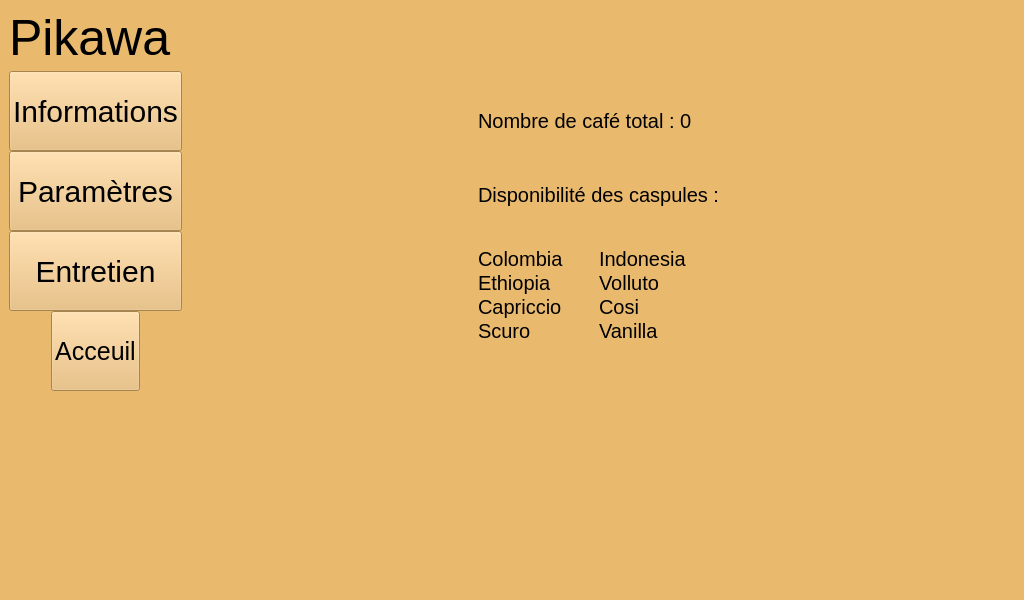
This is pikawa-qt/ihm.ui in bts-lasalle-avignon-projets/pikawa-2022 as Qt 5 draws it before an edit. The edited form follows.
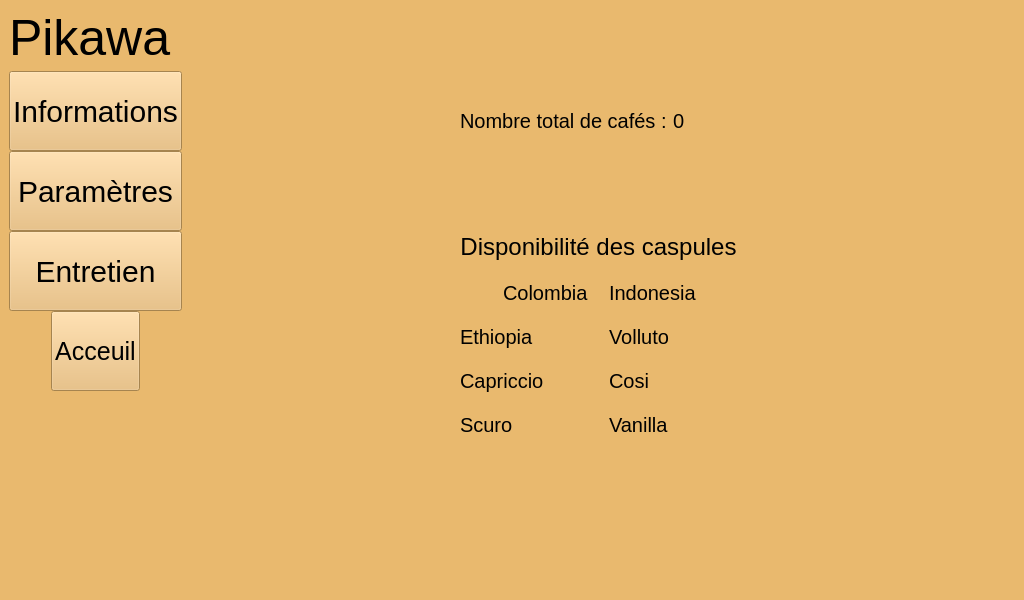
This is the edited form. Icons and pictures are not drawn.

Diff of the .ui file:
```diff
--- a/pikawa-qt/ihm.ui
+++ b/pikawa-qt/ihm.ui
@@ -1737,14 +1737,49 @@
              </spacer>
             </item>
             <item>
-             <widget class="QLabel" name="nombreCafeTotal">
-              <property name="styleSheet">
-               <string notr="true">font-size:20px;</string>
+             <layout class="QHBoxLayout" name="horizontalLayout">
+              <property name="bottomMargin">
+               <number>50</number>
               </property>
-              <property name="text">
-               <string>Nombre de café total : 0</string>
-              </property>
-             </widget>
+              <item>
+               <widget class="QLabel" name="labelNombreTotalCafes">
+                <property name="styleSheet">
+                 <string notr="true">font-size:20px;</string>
+                </property>
+                <property name="text">
+                 <string>Nombre total de cafés : </string>
+                </property>
+               </widget>
+              </item>
+              <item>
+               <widget class="QLabel" name="nombreTotalCafes">
+                <property name="font">
+                 <font>
+                  <pointsize>-1</pointsize>
+                 </font>
+                </property>
+                <property name="styleSheet">
+                 <string notr="true">font-size:20px;</string>
+                </property>
+                <property name="text">
+                 <string>0</string>
+                </property>
+               </widget>
+              </item>
+              <item>
+               <spacer name="horizontalSpacer_7">
+                <property name="orientation">
+                 <enum>Qt::Horizontal</enum>
+                </property>
+                <property name="sizeHint" stdset="0">
+                 <size>
+                  <width>40</width>
+                  <height>20</height>
+                 </size>
+                </property>
+               </spacer>
+              </item>
+             </layout>
             </item>
             <item>
              <spacer name="verticalSpacer_12">
@@ -1765,10 +1800,13 @@
             <item>
              <widget class="QLabel" name="disponibiliteCaspule">
               <property name="styleSheet">
-               <string notr="true">font-size:20px;</string>
+               <string notr="true">font-size:24px;</string>
               </property>
               <property name="text">
-               <string>Disponibilité des caspules :</string>
+               <string>Disponibilité des caspules</string>
+              </property>
+              <property name="alignment">
+               <set>Qt::AlignCenter</set>
               </property>
              </widget>
             </item>
@@ -1783,14 +1821,23 @@
               <property name="sizeHint" stdset="0">
                <size>
                 <width>15</width>
-                <height>40</height>
+                <height>20</height>
                </size>
               </property>
              </spacer>
             </item>
             <item>
              <layout class="QGridLayout" name="gridLayout">
-              <item row="6" column="2">
+              <property name="rightMargin">
+               <number>0</number>
+              </property>
+              <property name="bottomMargin">
+               <number>0</number>
+              </property>
+              <property name="spacing">
+               <number>20</number>
+              </property>
+              <item row="8" column="2">
                <spacer name="verticalSpacer_11">
                 <property name="orientation">
                  <enum>Qt::Vertical</enum>
@@ -1803,17 +1850,7 @@
                 </property>
                </spacer>
               </item>
-              <item row="0" column="2">
-               <widget class="QLabel" name="labelIndonesia">
-                <property name="styleSheet">
-                 <string notr="true">font-size: 20px;</string>
-                </property>
-                <property name="text">
-                 <string>Indonesia</string>
-                </property>
-               </widget>
-              </item>
-              <item row="1" column="2">
+              <item row="3" column="2">
                <widget class="QLabel" name="labelVolluto">
                 <property name="styleSheet">
                  <string notr="true">font-size:20px;</string>
@@ -1823,17 +1860,20 @@
                 </property>
                </widget>
               </item>
-              <item row="4" column="1">
-               <widget class="QLabel" name="labelScuro">
-                <property name="styleSheet">
-                 <string notr="true">font-size:20px;</string>
-                </property>
-                <property name="text">
-                 <string>Scuro</string>
-                </property>
-               </widget>
-              </item>
               <item row="3" column="1">
+               <widget class="QLabel" name="labelEthiopia">
+                <property name="styleSheet">
+                 <string notr="true">font-size:20px;</string>
+                </property>
+                <property name="text">
+                 <string>Ethiopia</string>
+                </property>
+                <property name="wordWrap">
+                 <bool>false</bool>
+                </property>
+               </widget>
+              </item>
+              <item row="5" column="1">
                <widget class="QLabel" name="labelCapriccio">
                 <property name="styleSheet">
                  <string notr="true">font-size:20px;</string>
@@ -1843,27 +1883,7 @@
                 </property>
                </widget>
               </item>
-              <item row="0" column="1">
-               <widget class="QLabel" name="labelColombia">
-                <property name="styleSheet">
-                 <string notr="true">font-size:20px;</string>
-                </property>
-                <property name="text">
-                 <string>Colombia</string>
-                </property>
-               </widget>
-              </item>
-              <item row="4" column="2">
-               <widget class="QLabel" name="labelVanilla">
-                <property name="styleSheet">
-                 <string notr="true">font-size:20px;</string>
-                </property>
-                <property name="text">
-                 <string>Vanilla</string>
-                </property>
-               </widget>
-              </item>
-              <item row="3" column="2">
+              <item row="5" column="2">
                <widget class="QLabel" name="labelCosi">
                 <property name="styleSheet">
                  <string notr="true">font-size:20px;</string>
@@ -1873,7 +1893,7 @@
                 </property>
                </widget>
               </item>
-              <item row="6" column="1">
+              <item row="8" column="1">
                <spacer name="verticalSpacer_10">
                 <property name="orientation">
                  <enum>Qt::Vertical</enum>
@@ -1886,18 +1906,94 @@
                 </property>
                </spacer>
               </item>
+              <item row="6" column="1">
+               <widget class="QLabel" name="labelScuro">
+                <property name="styleSheet">
+                 <string notr="true">font-size:20px;</string>
+                </property>
+                <property name="text">
+                 <string>Scuro</string>
+                </property>
+               </widget>
+              </item>
+              <item row="6" column="2">
+               <widget class="QLabel" name="labelVanilla">
+                <property name="styleSheet">
+                 <string notr="true">font-size:20px;</string>
+                </property>
+                <property name="text">
+                 <string>Vanilla</string>
+                </property>
+               </widget>
+              </item>
               <item row="1" column="1">
-               <widget class="QLabel" name="labelEthiopia">
-                <property name="styleSheet">
-                 <string notr="true">font-size:20px;</string>
+               <layout class="QHBoxLayout" name="horizontalLayoutCapsule1">
+                <property name="spacing">
+                 <number>20</number>
                 </property>
-                <property name="text">
-                 <string>Ethiopia</string>
+                <property name="bottomMargin">
+                 <number>0</number>
                 </property>
-                <property name="wordWrap">
-                 <bool>false</bool>
+                <item>
+                 <widget class="QLabel" name="labelEtatColombia">
+                  <property name="text">
+                   <string/>
+                  </property>
+                  <property name="pixmap">
+                   <pixmap resource="ressources.qrc">:/RondRouge.png</pixmap>
+                  </property>
+                  <property name="scaledContents">
+                   <bool>false</bool>
+                  </property>
+                  <property name="alignment">
+                   <set>Qt::AlignLeading|Qt::AlignLeft|Qt::AlignVCenter</set>
+                  </property>
+                 </widget>
+                </item>
+                <item>
+                 <widget class="QLabel" name="labelColombia">
+                  <property name="styleSheet">
+                   <string notr="true">font-size:20px;</string>
+                  </property>
+                  <property name="text">
+                   <string>Colombia</string>
+                  </property>
+                 </widget>
+                </item>
+               </layout>
+              </item>
+              <item row="1" column="2">
+               <layout class="QHBoxLayout" name="horizontalLayoutCapsule2">
+                <property name="spacing">
+                 <number>20</number>
                 </property>
-               </widget>
+                <property name="bottomMargin">
+                 <number>0</number>
+                </property>
+                <item>
+                 <widget class="QLabel" name="labelIndonesia">
+                  <property name="styleSheet">
+                   <string notr="true">font-size: 20px;</string>
+                  </property>
+                  <property name="text">
+                   <string>Indonesia</string>
+                  </property>
+                 </widget>
+                </item>
+                <item>
+                 <widget class="QLabel" name="labelEtatIndonesia">
+                  <property name="text">
+                   <string/>
+                  </property>
+                  <property name="pixmap">
+                   <pixmap resource="ressources.qrc">:/RondRouge.png</pixmap>
+                  </property>
+                  <property name="alignment">
+                   <set>Qt::AlignRight|Qt::AlignTrailing|Qt::AlignVCenter</set>
+                  </property>
+                 </widget>
+                </item>
+               </layout>
               </item>
              </layout>
             </item>
```
